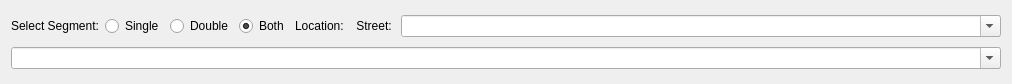
Above: mapper_app/ui/segmentselectionwidget.ui from allenck/mapper before the change. Below: the same form after it.
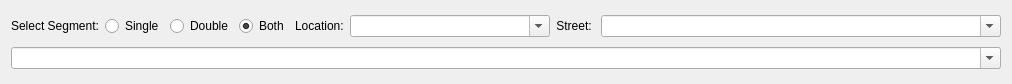
That is the form after the change.

What changed in the file:
```diff
--- a/mapper_app/ui/segmentselectionwidget.ui
+++ b/mapper_app/ui/segmentselectionwidget.ui
@@ -15,13 +15,15 @@
   </property>
   <layout class="QGridLayout" name="gridLayout">
    <item row="0" column="0">
+    <layout class="QHBoxLayout" name="horizontalLayout">
+     <item>
     <widget class="QLabel" name="label_9">
      <property name="text">
       <string>Select Segment:</string>
      </property>
     </widget>
    </item>
-   <item row="0" column="1">
+     <item>
     <widget class="QRadioButton" name="rbSingle">
      <property name="toolTip">
       <string>&lt;html&gt;&lt;head/&gt;&lt;body&gt;&lt;p&gt;Click to display only single track segments&lt;/p&gt;&lt;/body&gt;&lt;/html&gt;</string>
@@ -31,7 +33,7 @@
      </property>
     </widget>
    </item>
-   <item row="0" column="2">
+     <item>
     <widget class="QRadioButton" name="rbDouble">
      <property name="toolTip">
       <string>&lt;html&gt;&lt;head/&gt;&lt;body&gt;&lt;p&gt;Click to display only double track segments&lt;/p&gt;&lt;/body&gt;&lt;/html&gt;</string>
@@ -41,7 +43,7 @@
      </property>
     </widget>
    </item>
-   <item row="0" column="3">
+     <item>
     <widget class="QRadioButton" name="rbBoth">
      <property name="toolTip">
       <string>&lt;html&gt;&lt;head/&gt;&lt;body&gt;&lt;p&gt;Click to display both single and double track segments.&lt;/p&gt;&lt;/body&gt;&lt;/html&gt;</string>
@@ -54,18 +56,18 @@
      </property>
     </widget>
    </item>
-   <item row="0" column="4">
+     <item>
     <widget class="QLabel" name="label_2">
      <property name="text">
       <string>Location:</string>
      </property>
     </widget>
    </item>
-   <item row="0" column="5">
+     <item>
     <widget class="QComboBox" name="cbLocation">
      <property name="sizePolicy">
       <sizepolicy hsizetype="Ignored" vsizetype="Fixed">
-       <horstretch>0</horstretch>
+         <horstretch>1</horstretch>
        <verstretch>0</verstretch>
       </sizepolicy>
      </property>
@@ -80,7 +82,7 @@
      </property>
     </widget>
    </item>
-   <item row="0" column="6">
+     <item>
     <widget class="QLabel" name="label">
      <property name="text">
       <string>Street: </string>
@@ -90,11 +92,11 @@
      </property>
     </widget>
    </item>
-   <item row="0" column="7">
+     <item>
     <widget class="QComboBox" name="cbStreets">
      <property name="sizePolicy">
       <sizepolicy hsizetype="Expanding" vsizetype="Fixed">
-       <horstretch>0</horstretch>
+         <horstretch>2</horstretch>
        <verstretch>0</verstretch>
       </sizepolicy>
      </property>
@@ -106,7 +108,9 @@
      </property>
     </widget>
    </item>
-   <item row="1" column="0" colspan="8">
+    </layout>
+   </item>
+   <item row="1" column="0">
     <widget class="QComboBox" name="cbSegments">
      <property name="contextMenuPolicy">
       <enum>Qt::ActionsContextMenu</enum>
```
Lines whose indentation alone changed are shown as unchanged.
